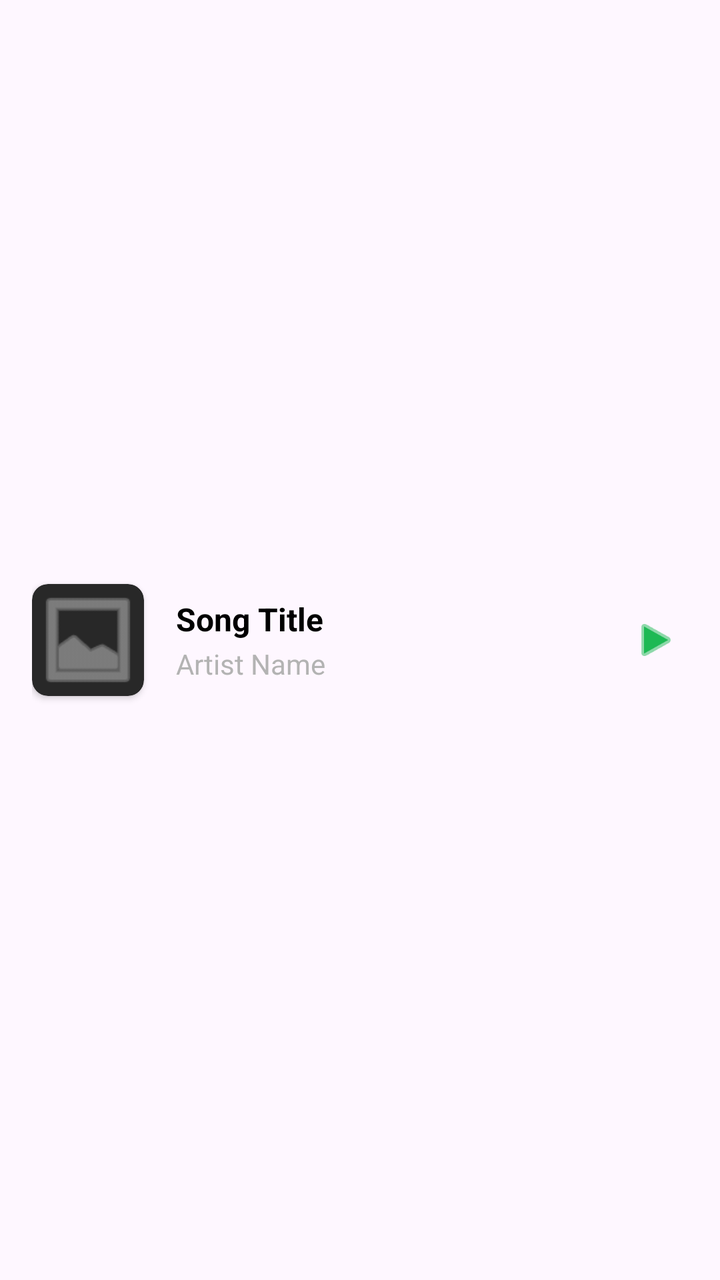
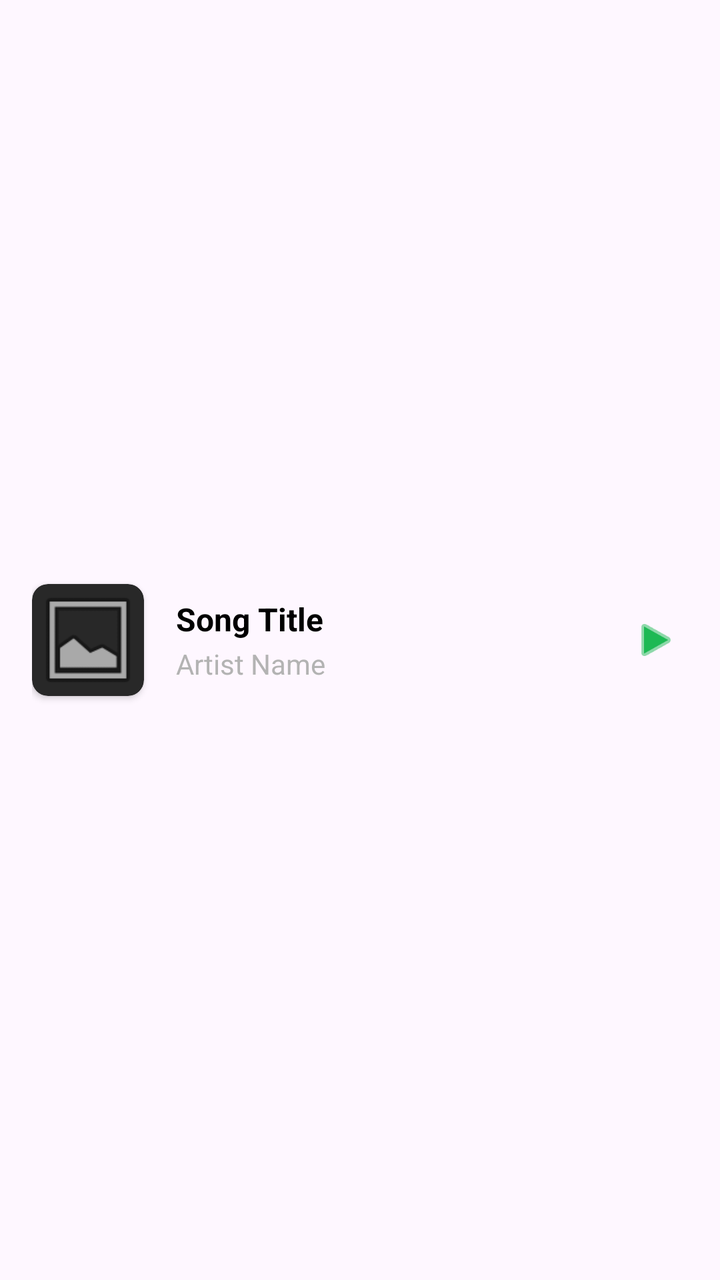

Compare the two renders of this Android layout. The source of the first and the diff that turns it into the second are given below.
<!-- AndroidManifest.xml: application theme Theme.DSSMV_ProjectDroid_1230628_1222027 -->
<!-- res/layout/item_song.xml -->
<?xml version="1.0" encoding="utf-8"?>
<LinearLayout xmlns:android="http://schemas.android.com/apk/res/android"
              xmlns:app="http://schemas.android.com/apk/res-auto"
              android:layout_width="match_parent"
              android:layout_height="wrap_content"
              android:background="?attr/selectableItemBackground"
              android:clickable="true"
              android:focusable="true"
              android:gravity="center_vertical"
              android:orientation="horizontal"
              android:paddingHorizontal="16dp"
              android:paddingVertical="10dp">

    <androidx.cardview.widget.CardView
            android:layout_width="56dp"
            android:layout_height="56dp"
            app:cardBackgroundColor="#282828"
            app:cardCornerRadius="8dp"
            app:cardElevation="2dp">

        <ImageView
                android:id="@+id/imgSongCover"
                android:layout_width="match_parent"
                android:layout_height="match_parent"
                android:contentDescription="Capa da Música"
                android:scaleType="centerCrop"
                android:src="@android:drawable/ic_menu_gallery"
                app:tint="#B3B3B3" />
    </androidx.cardview.widget.CardView>

    <LinearLayout
            android:layout_width="0dp"
            android:layout_height="wrap_content"
            android:layout_marginStart="16dp"
            android:layout_marginEnd="8dp"
            android:layout_weight="1"
            android:orientation="vertical">

        <TextView
                android:id="@+id/txtSongTitle"
                android:layout_width="wrap_content"
                android:layout_height="wrap_content"
                android:ellipsize="end"
                android:maxLines="1"
                android:text="Song Title"
                android:textColor="@color/text_color"
                android:textSize="16sp"
                android:textStyle="bold" />

        <TextView
                android:id="@+id/txtArtistName"
                android:layout_width="wrap_content"
                android:layout_height="wrap_content"
                android:layout_marginTop="2dp"
                android:ellipsize="end"
                android:maxLines="1"
                android:text="Artist Name"
                android:textColor="#B3B3B3"
                android:textSize="14sp" />
    </LinearLayout>

    <ImageView
            android:layout_width="24dp"
            android:layout_height="24dp"
            android:layout_marginEnd="4dp"
            android:contentDescription="Play"
            android:src="@android:drawable/ic_media_play"
            app:tint="#1DB954" />

</LinearLayout>
<!-- resources referenced by this layout -->
<resources>
  <color name="text_color">#000000</color>
  <style name="Theme.DSSMV_ProjectDroid_1230628_1222027" parent="Base.Theme.DSSMV_ProjectDroid_1230628_1222027" />
  <style name="Base.Theme.DSSMV_ProjectDroid_1230628_1222027" parent="Theme.Material3.DayNight.NoActionBar">
          
          
      </style>
</resources>

<!-- the commit's change to res/layout/item_song.xml (unified diff, before → after) -->
@@ -24,8 +24,7 @@
                 android:layout_height="match_parent"
                 android:contentDescription="Capa da Música"
                 android:scaleType="centerCrop"
-                android:src="@android:drawable/ic_menu_gallery"
-                app:tint="#B3B3B3" />
+                android:src="@android:drawable/ic_menu_gallery" />
     </androidx.cardview.widget.CardView>
 
     <LinearLayout
@@ -59,9 +58,20 @@
                 android:textSize="14sp" />
     </LinearLayout>
 
+    <ImageButton
+            android:id="@+id/btnRemoveSong"
+            android:layout_width="40dp"
+            android:layout_height="40dp"
+            android:background="?attr/selectableItemBackgroundBorderless"
+            android:contentDescription="Remover"
+            android:src="@android:drawable/ic_menu_delete"
+            android:visibility="gone"
+            app:tint="#E91429" />
+
     <ImageView
             android:layout_width="24dp"
             android:layout_height="24dp"
+            android:layout_marginStart="4dp"
             android:layout_marginEnd="4dp"
             android:contentDescription="Play"
             android:src="@android:drawable/ic_media_play"
